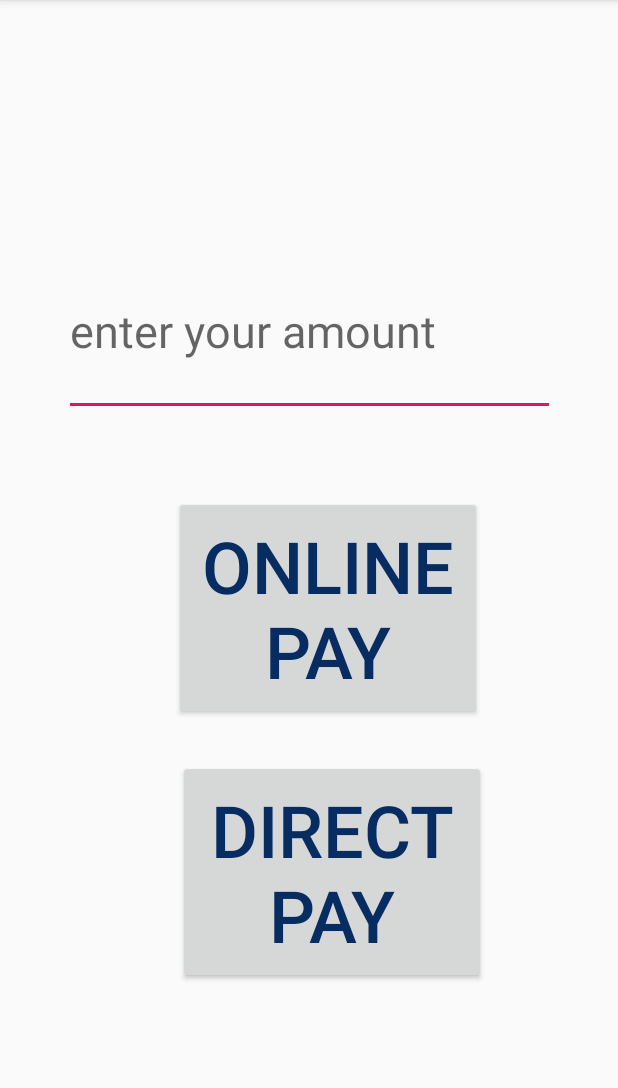
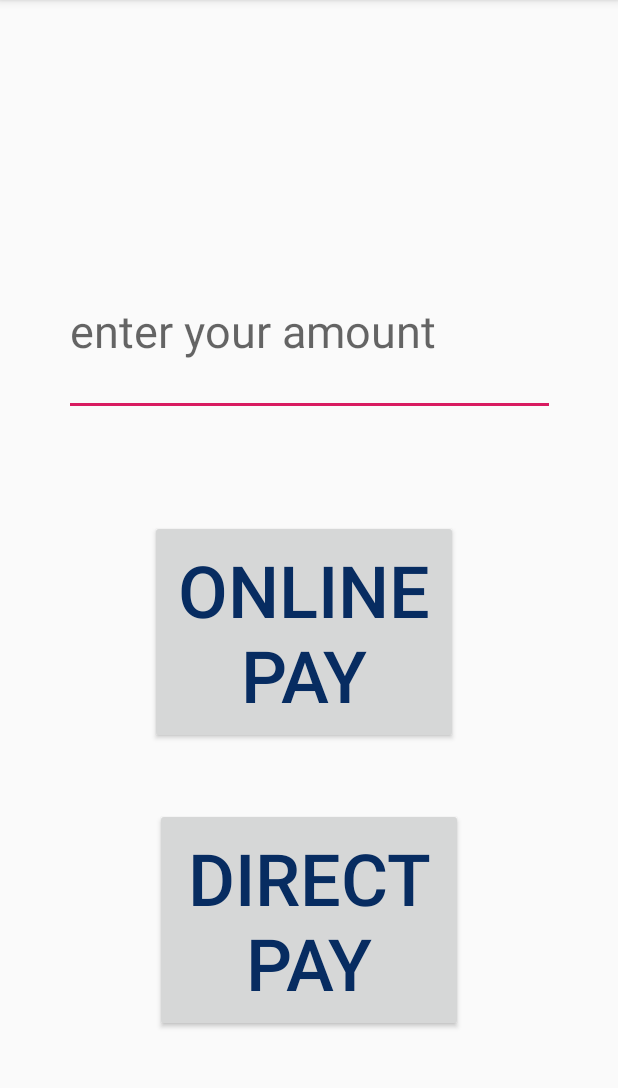
Before and after one commit to ANJU15445/palliative, an Android app: the TransactionActivity screen opened directly, with no data from a screen before it, on a phone screen of 412 x 824 dp, the part 84-1172 px from its top. Run offline under Robolectric (Android 15) with nearby library versions, the phone set to English and light mode, and no system bars.

```diff
--- a/app/src/main/res/layout/activity_service.xml
+++ b/app/src/main/res/layout/activity_service.xml
@@ -11,5 +11,5 @@
         android:layout_width="match_parent"
         android:layout_height="match_parent"
         app:layout_constraintStart_toStartOf="parent"
-        tools:layout_editor_absoluteY="90dp" />
+        tools:layout_editor_absoluteY="194dp" />
 </androidx.constraintlayout.widget.ConstraintLayout>
--- a/app/src/main/res/layout/activity_transaction.xml
+++ b/app/src/main/res/layout/activity_transaction.xml
@@ -24,8 +24,8 @@
         android:id="@+id/btnonlinepayment"
         android:layout_width="205dp"
         android:layout_height="149dp"
-        android:layout_marginStart="116dp"
-        android:layout_marginBottom="288dp"
+        android:layout_marginStart="100dp"
+        android:layout_marginBottom="272dp"
         android:text="ONLINE PAY"
         android:textColor="#072C61"
         android:textSize="@android:dimen/app_icon_size"
@@ -37,13 +37,13 @@
         android:layout_width="205dp"
         android:layout_height="149dp"
         android:layout_marginEnd="88dp"
-        android:layout_marginBottom="112dp"
+        android:layout_marginBottom="80dp"
         android:text="DIRECT PAY"
         android:textColor="#072C61"
         android:textSize="@android:dimen/app_icon_size"
         app:layout_constraintBottom_toBottomOf="parent"
         app:layout_constraintEnd_toEndOf="parent"
-        app:layout_constraintHorizontal_bias="1.0"
+        app:layout_constraintHorizontal_bias="0.872"
         app:layout_constraintStart_toStartOf="parent" />
 
 </androidx.constraintlayout.widget.ConstraintLayout>
```
Also changed, not shown: app/src/main/AndroidManifest.xml (+6 -3 lines).
